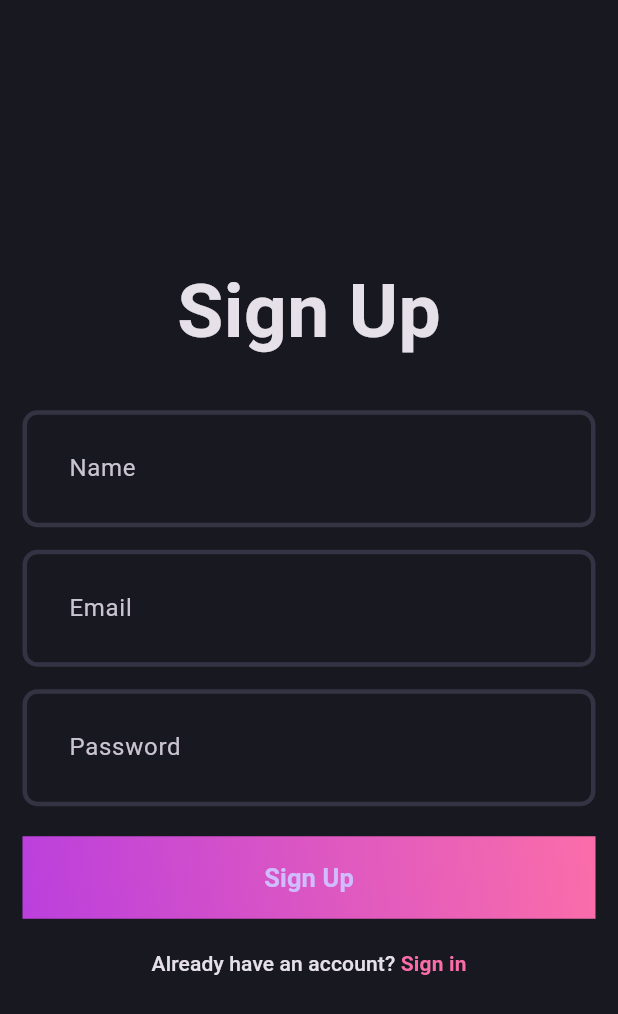
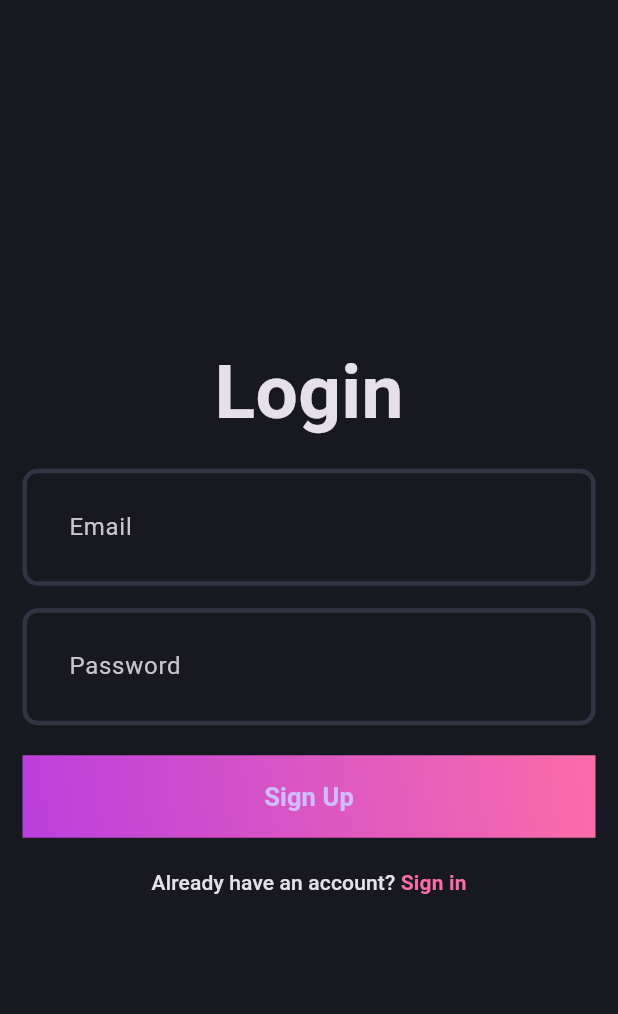
Before and after one commit to ZEAB-H/share_blog_app, a Flutter app: the LoginPage screen opened directly, on a phone screen of 412 x 824 dp. Shown: the top 1014 px of the screen. Run offline on Flutter 3.47's test engine with Material 3 defaults, Android fonts, the phone set to English and light mode, and no system bars.

Commit message:
login  page slight design modification

```diff
--- a/lib/features/auth/presentation/pages/login_page.dart
+++ b/lib/features/auth/presentation/pages/login_page.dart
@@ -13,13 +13,11 @@ class LoginPage extends StatefulWidget {
 class _LoginPageState extends State<LoginPage> {
   final emailController = TextEditingController();
   final passwordController = TextEditingController();
-  final nameController = TextEditingController();
   final formKey = GlobalKey<FormState>();
 
   @override
   void dispose() {
     emailController.dispose();
-    nameController.dispose();
     passwordController.dispose();
     super.dispose();
   }
@@ -36,13 +34,8 @@ class _LoginPageState extends State<LoginPage> {
             mainAxisAlignment: MainAxisAlignment.center,
             children: [
               Text(
-                'Sign Up',
+                'Login',
                 style: TextStyle(fontSize: 50, fontWeight: FontWeight.bold),
-              ),
-              const SizedBox(height: 30),
-              AuthField(
-                hintText: "Name",
-                controller: nameController,
               ),
               const SizedBox(height: 15),
               AuthField(
--- a/lib/main.dart
+++ b/lib/main.dart
@@ -1,5 +1,6 @@
 import 'package:flutter/material.dart';
 import 'package:share_blog_app/core/theme/theme.dart';
+import 'package:share_blog_app/features/auth/presentation/pages/login_page.dart';
 import 'package:share_blog_app/features/auth/presentation/pages/signup_page.dart';
 
 void main() {
@@ -14,7 +15,7 @@
     return MaterialApp(
       title: 'Flutter Demo',
       theme: AppTheme.darkThemeMode,
-      home: const SignUpPage(),
+      home: const LoginPage(),
     );
   }
 }
```
Also changed, not shown: lib/features/auth/presentation/pages/signup_page.dart (+5 -4 lines).
